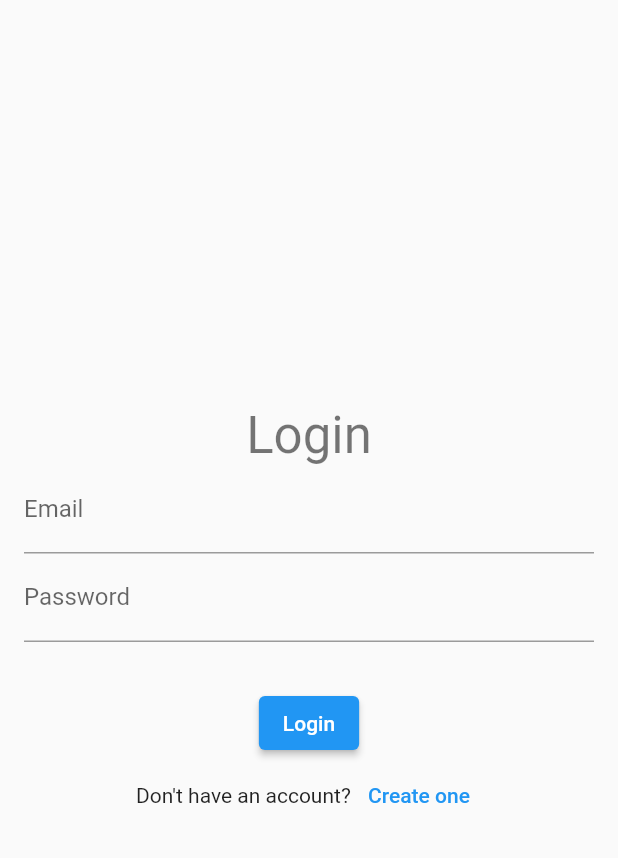
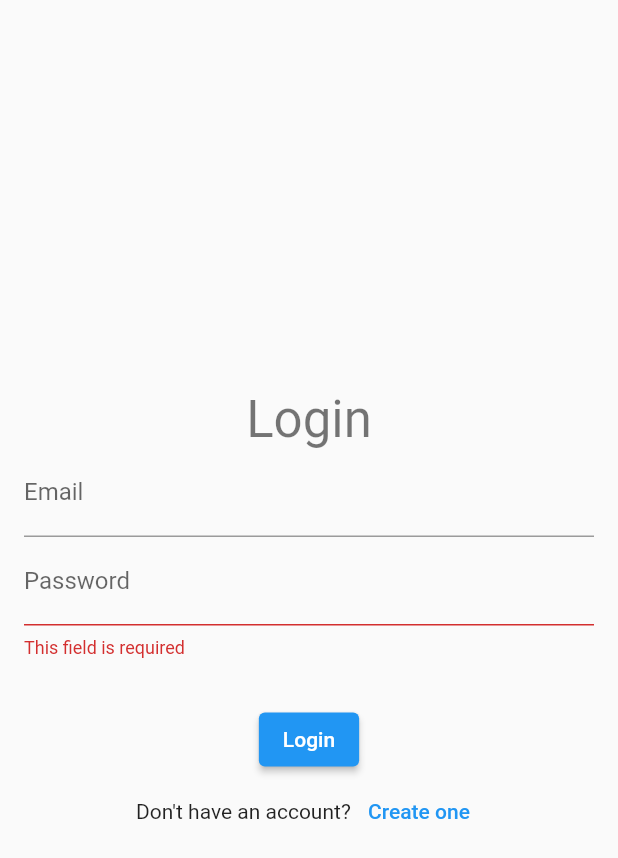
Before and after one commit to adar2378/simple_twitter, a Flutter app: the screen it shows after launch, after a tap on "Login", on a phone screen of 412 x 824 dp. Shown: the top 858 px of the screen. Run offline on Flutter 3.47's test engine with Material 2 defaults, Android fonts, the phone set to English and light mode, and no system bars; our stand-ins replace auto_route, bloc, cloud_firestore, firebase_auth, firebase_core, flutter_bloc and 2 more; accounts and stored records are empty.

Commit message:
fixed few issues

```diff
--- a/lib/main.dart
+++ b/lib/main.dart
@@ -5,6 +5,7 @@ import 'package:firebase_auth/firebase_auth.dart';
 import 'package:firebase_core/firebase_core.dart';
 import 'package:flutter/material.dart';
 import 'package:flutter_bloc/flutter_bloc.dart';
+import 'package:flutter_easyloading/flutter_easyloading.dart';
 import 'package:twitterapp/blocs/auth_bloc/authentication_bloc.dart';
 import 'package:twitterapp/repositories/tweets/tweets_repository.dart';
 
@@ -61,6 +62,7 @@ class MyApp extends StatelessWidget {
           ),
           routerDelegate: _appRouter.delegate(),
           routeInformationParser: _appRouter.defaultRouteParser(),
+          builder: EasyLoading.init(),
         ),
       ),
     );
--- a/lib/repositories/authentication/authentication_repository.dart
+++ b/lib/repositories/authentication/authentication_repository.dart
@@ -59,7 +59,7 @@ class AuthenticationRepository {
         authException.code == 'credential-already-in-use') {
       return 'This email is already in use with other user.';
     } else {
-      return 'Something went wrong!';
+      return authException.message ?? 'Something went wrong!';
     }
   }
 }
--- a/lib/screens/authentication/login_screen.dart
+++ b/lib/screens/authentication/login_screen.dart
@@ -26,6 +26,7 @@ class _LoginScreenState extends State<LoginScreen> {
 
   @override
   Widget build(BuildContext context) {
+    final authBloc = BlocProvider.of<AuthenticationBloc>(context);
     return BlocListener<AuthenticationBloc, AuthenticationState>(
       listener: (context, listenState) {
         if (listenState is AuthenticationLoading) {
@@ -64,6 +65,11 @@ class _LoginScreenState extends State<LoginScreen> {
                     controller: _passwordController,
                     obscureText: true,
                     decoration: InputDecoration(labelText: 'Password'),
+                    validator: MultiValidator([
+                      RequiredValidator(errorText: 'This field is required'),
+                      MinLengthValidator(6,
+                          errorText: 'This field must be 6 character long'),
+                    ]),
                   ),
                   SizedBox(height: 8),
                   Text(
@@ -73,7 +79,17 @@ class _LoginScreenState extends State<LoginScreen> {
                         ),
                   ),
                   SizedBox(height: 8),
-                  ElevatedButton(onPressed: () {}, child: Text('Login')),
+                  ElevatedButton(
+                      onPressed: () {
+                        if (_formKey.currentState != null &&
+                            _formKey.currentState!.validate()) {
+                          authBloc.add(
+                            AuthenticationLogin(_emailController.value.text,
+                                _passwordController.value.text),
+                          );
+                        }
+                      },
+                      child: Text('Login')),
                   Row(
                     mainAxisAlignment: MainAxisAlignment.center,
                     children: [
```
Also changed, not shown: lib/blocs/auth_bloc/authentication_bloc.dart (+9 -12 lines).
